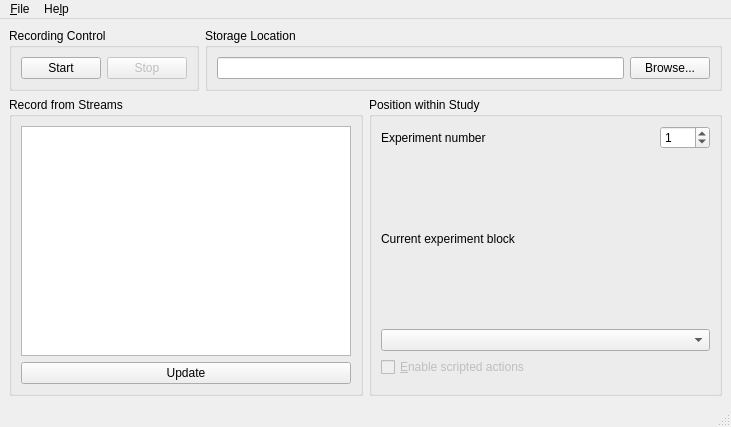
First picture: the form in Apps/LabRecorder/mainwindow.ui, repository sccn/lsl_archived, before the edit.
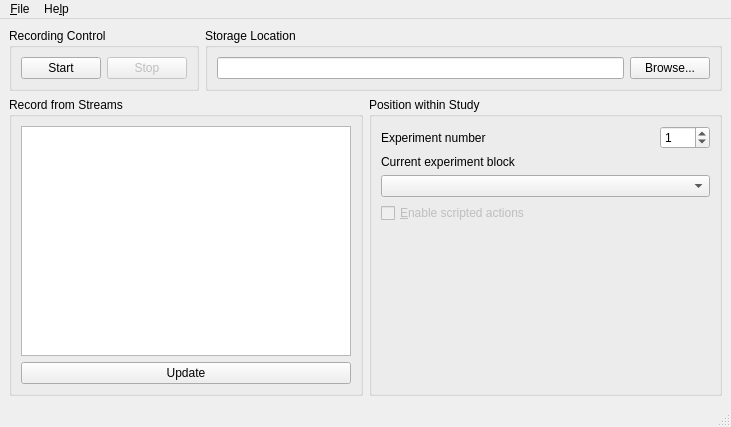
Second picture: the form after the edit. Icons and pictures are not drawn.

What changed in the file:
```diff
--- a/Apps/LabRecorder/mainwindow.ui
+++ b/Apps/LabRecorder/mainwindow.ui
@@ -185,6 +185,12 @@
            <property name="orientation">
             <enum>Qt::Vertical</enum>
            </property>
+           <property name="sizeHint" stdset="0">
+            <size>
+             <width>0</width>
+             <height>0</height>
+            </size>
+           </property>
           </spacer>
          </item>
         </layout>
```
Left out of the diff: 6 changed lines with no effect on the pictures.
